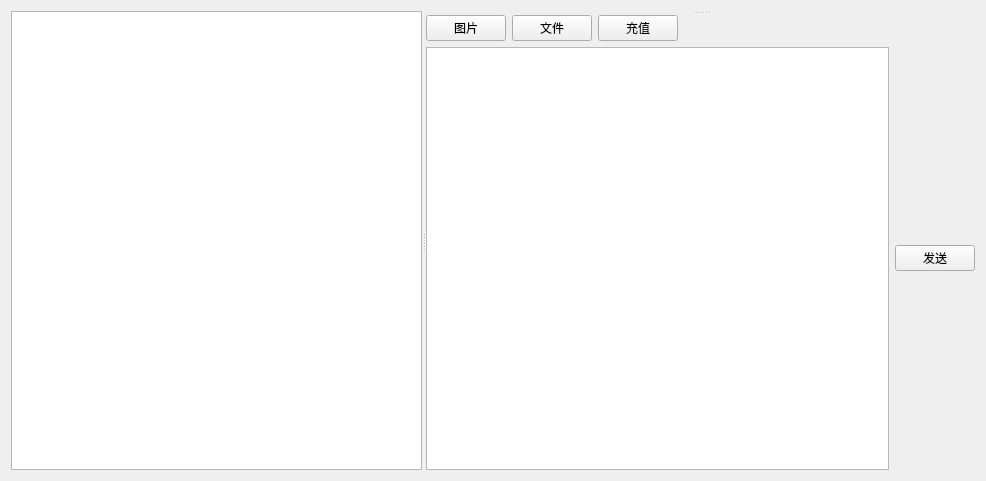
Qt form home.ui (HFO4/Telegraph) before a commit.
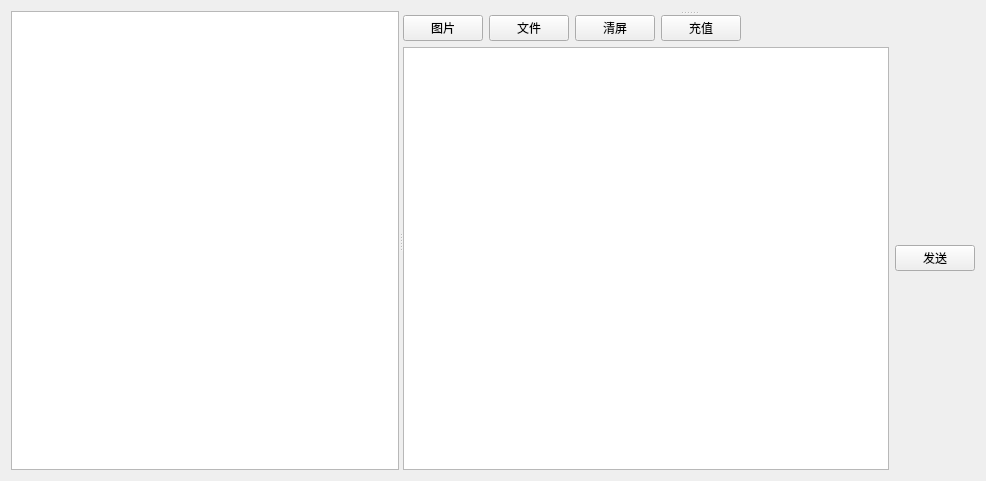
The same form after that commit. Icons and pictures are not drawn.

Diff of the .ui file:
```diff
--- a/home.ui
+++ b/home.ui
@@ -80,6 +80,17 @@
             </property>
            </widget>
           </item>
+          <item>
+           <widget class="QPushButton" name="pushButton_3">
+            <property name="text">
+             <string>清屏</string>
+            </property>
+            <property name="icon">
+             <iconset resource="res.qrc">
+              <normaloff>:/image/C:/Users/i/Downloads/ic_cleaning_junk.png</normaloff>:/image/C:/Users/i/Downloads/ic_cleaning_junk.png</iconset>
+            </property>
+           </widget>
+          </item>
           <item>
            <widget class="QPushButton" name="pushButton_2">
             <property name="text">
```
Left out of the diff: 6 changed lines with no effect on the pictures.
